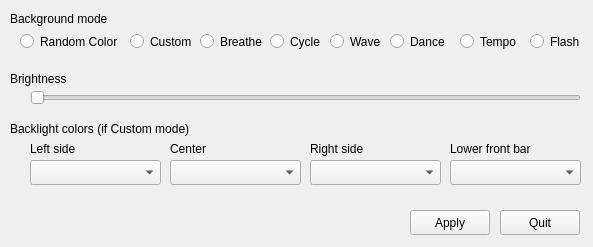
First picture: the form in utility/mainwindow.ui, repository rafaelgieschke/clevo-xsm-wmi, before the edit.
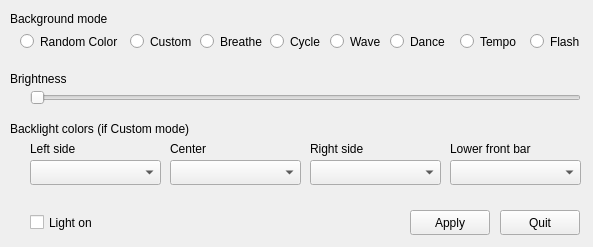
Second picture: the form after the edit.

Commit message: Adds support for keyboard state

The edit to the form file:
```diff
--- a/utility/mainwindow.ui
+++ b/utility/mainwindow.ui
@@ -318,6 +318,19 @@
      <enum>Qt::Horizontal</enum>
     </property>
    </widget>
+   <widget class="QCheckBox" name="stateCheckBox">
+    <property name="geometry">
+     <rect>
+      <x>30</x>
+      <y>210</y>
+      <width>95</width>
+      <height>25</height>
+     </rect>
+    </property>
+    <property name="text">
+     <string>Light on</string>
+    </property>
+   </widget>
   </widget>
  </widget>
  <layoutdefault spacing="6" margin="11"/>
```
The commit also changes 3 other files.
